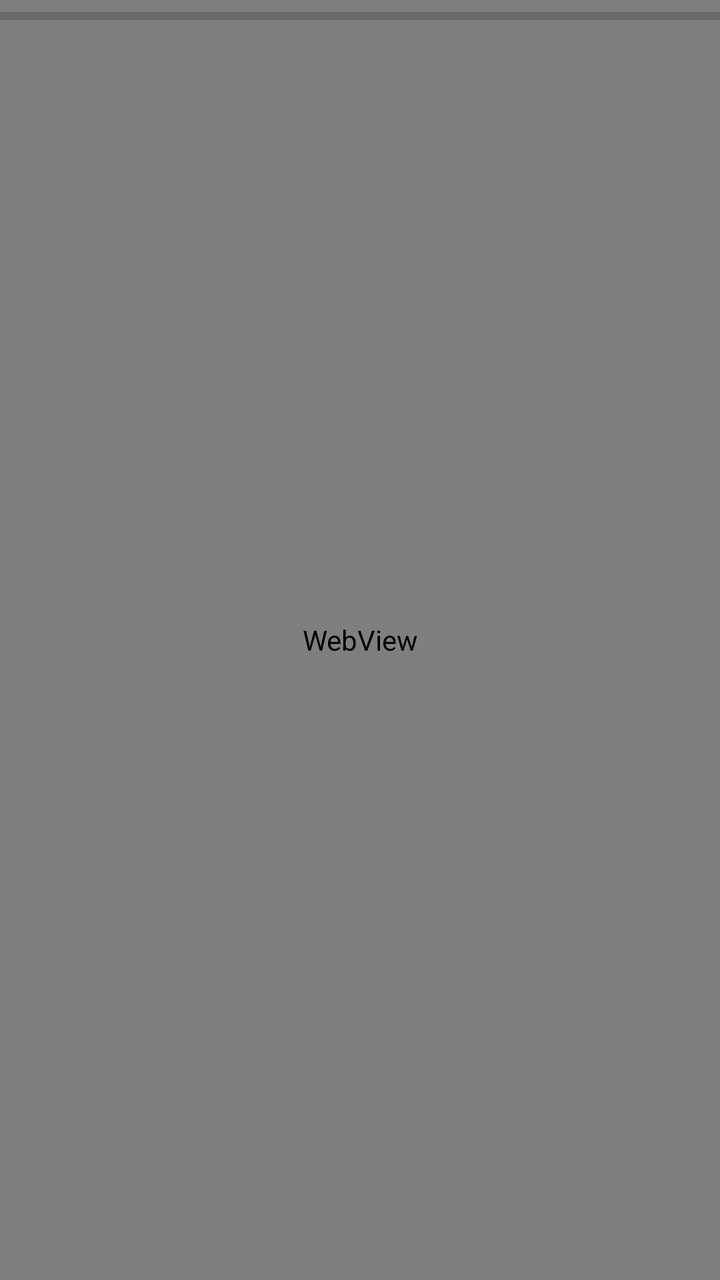
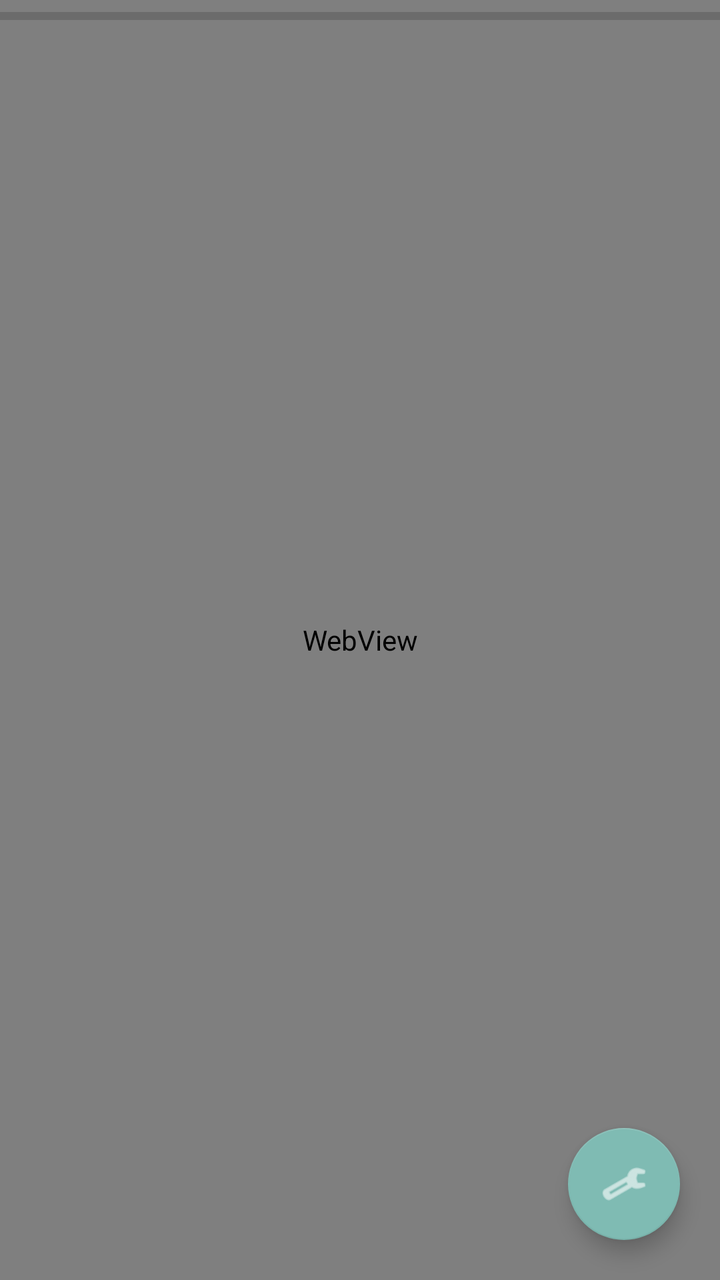

Two renders of the same Android screen: before a commit and after it. Below are the layout's source before the change and the commit's diff.
<!-- AndroidManifest.xml: application theme Theme.Calendar -->
<!-- res/layout/activity_main.xml -->
<?xml version="1.0" encoding="utf-8"?>
<FrameLayout xmlns:android="http://schemas.android.com/apk/res/android"
    android:layout_width="match_parent"
    android:layout_height="match_parent">

    <WebView
        android:id="@+id/webView"
        android:layout_width="match_parent"
        android:layout_height="match_parent" />

    <ProgressBar
        android:id="@+id/progressBar"
        style="?android:attr/progressBarStyleHorizontal"
        android:layout_width="match_parent"
        android:layout_height="wrap_content"
        android:layout_gravity="top"
        android:max="100" />

</FrameLayout>
<!-- resources referenced by this layout -->
<resources>
  <style name="Theme.Calendar" parent="Theme.MaterialComponents.DayNight.NoActionBar">
          <item name="colorPrimary">#7FBBB3</item>
          <item name="colorPrimaryDark">#5A8A83</item>
          <item name="colorAccent">#A7C080</item>
      </style>
</resources>

<!-- the commit's change to res/layout/activity_main.xml (unified diff, before → after) -->
@@ -1,5 +1,6 @@
 <?xml version="1.0" encoding="utf-8"?>
 <FrameLayout xmlns:android="http://schemas.android.com/apk/res/android"
+    xmlns:app="http://schemas.android.com/apk/res-auto"
     android:layout_width="match_parent"
     android:layout_height="match_parent">
 
@@ -16,4 +17,15 @@
         android:layout_gravity="top"
         android:max="100" />
 
+    <com.google.android.material.floatingactionbutton.FloatingActionButton
+        android:id="@+id/deviceSetupFab"
+        android:layout_width="wrap_content"
+        android:layout_height="wrap_content"
+        android:layout_gravity="bottom|end"
+        android:layout_margin="20dp"
+        android:contentDescription="@string/device_setup"
+        android:src="@android:drawable/ic_menu_manage"
+        app:backgroundTint="#7FBBB3"
+        app:tint="#FFFFFF" />
+
 </FrameLayout>
<!-- resource entries referenced after the edit -->
@@ -1,5 +1,6 @@
 <!-- resources referenced by this layout -->
 <resources>
+  <string name="device_setup">Device Setup</string>
   <style name="Theme.Calendar" parent="Theme.MaterialComponents.DayNight.NoActionBar">
           <item name="colorPrimary">#7FBBB3</item>
           <item name="colorPrimaryDark">#5A8A83</item>
